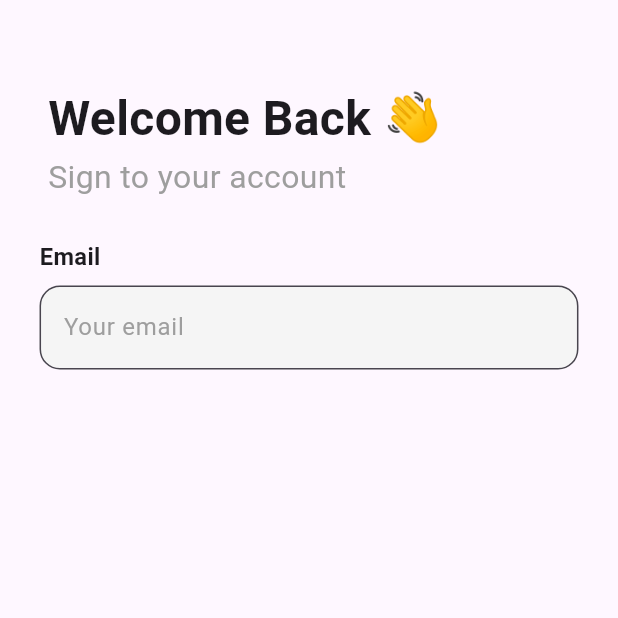
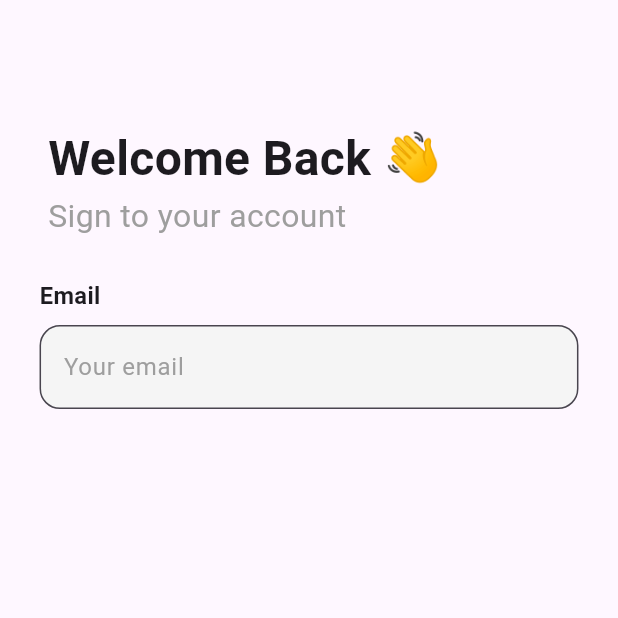
Before and after one commit to NurhayatYurtaslan/bazar_books_mobile_app, a Flutter app: the screen it shows after launch, on a phone screen of 412 x 824 dp, the top half of it. Run offline on Flutter 3.47's test engine with Material 3 defaults, Android fonts, the phone set to English and light mode, and no system bars; our stand-ins replace auto_route, bloc, cloud_firestore, dots_indicator, firebase_auth, firebase_core and 3 more; accounts and stored records are empty.

Commit message:
remove 🔥: signin widget

```diff
--- a/lib/app/views/view_signin/signin_view.dart
+++ b/lib/app/views/view_signin/signin_view.dart
@@ -1,9 +1,12 @@
 import 'package:auto_route/auto_route.dart';
+import 'package:bazar_books_mobile_app/app/views/view_signin/view_model/signin_state.dart';
+import 'package:bazar_books_mobile_app/app/views/view_signin/view_model/signin_view_model.dart';
 import 'package:bazar_books_mobile_app/core/constants/color_constants.dart';
 import 'package:bazar_books_mobile_app/core/extensions/context_extension.dart';
 import 'package:bazar_books_mobile_app/core/widgets/signin_widget.dart';
 import 'package:flutter/material.dart';
 import 'package:flutter/services.dart';
+import 'package:flutter_bloc/flutter_bloc.dart';
 
 @RoutePage()
 class SigninView extends StatelessWidget {
@@ -13,6 +16,10 @@ class SigninView extends StatelessWidget {
   Widget build(BuildContext context) {
     final TextEditingController emailController = TextEditingController();
     final FocusNode emailFocus = FocusNode();
+    return BlocProvider(
+      create: (context) => SigninViewModel(),
+      child: BlocBuilder<SigninViewModel, SigninState>(
+        builder: (context, state) {
           return Scaffold(
             appBar: AppBar(
               systemOverlayStyle: const SystemUiOverlayStyle(
@@ -24,7 +31,37 @@ class SigninView extends StatelessWidget {
               child: SingleChildScrollView(
                 child: Column(
                   children: [
-              const SignInWidget(),
+                    Padding(
+                      padding: EdgeInsets.only(
+                          left: context.constMediumValue,
+                          top: context.mediumValue),
+                      child: Column(
+                        crossAxisAlignment: CrossAxisAlignment
+                            .start, // Ensure alignment to start
+                        children: [
+                          // Welcome Back
+                          Text(
+                            'Welcome Back 👋',
+                            style: TextStyle(
+                              fontSize: context.constMediumValue,
+                              fontWeight: FontWeight.bold,
+                            ),
+                          ),
+                          // Sign to your account
+                          Container(
+                            alignment: Alignment
+                                .centerLeft, // Ensure alignment to the left
+                            child: Text(
+                              "Sign to your account",
+                              textAlign: TextAlign.left,
+                              style: TextStyle(
+                                  color: Colors.grey.shade500,
+                                  fontSize: context.constMediumValue / 1.5),
+                            ),
+                          ),
+                        ],
+                      ),
+                    ),
                     SizedBox(
                       height: context.mediumValue,
                     ),
@@ -46,7 +83,8 @@ class SigninView extends StatelessWidget {
                         ),
                         Padding(
                           padding: EdgeInsets.only(
-                        left: context.mediumValue, right: context.mediumValue),
+                              left: context.mediumValue,
+                              right: context.mediumValue),
                           child: TextFormField(
                             onTap: () {
                               emailFocus.requestFocus();
@@ -75,5 +113,8 @@ class SigninView extends StatelessWidget {
               ),
             ),
           );
+        },
+      ),
+    );
   }
 }
--- a/lib/core/widgets/signin_widget.dart
+++ /dev/null
@@ -1,40 +0,0 @@
-import 'package:bazar_books_mobile_app/core/extensions/context_extension.dart';
-import 'package:flutter/material.dart';
-
-class SignInWidget extends StatelessWidget {
-  const SignInWidget({
-    super.key,
-  });
-
-  @override
-  Widget build(BuildContext context) {
-    return Padding(
-      padding: EdgeInsets.only(left: context.constMediumValue),
-      child: Column(
-        crossAxisAlignment:
-            CrossAxisAlignment.start, // Ensure alignment to start
-        children: [
-          // Welcome Back
-          Text(
-            'Welcome Back 👋',
-            style: TextStyle(
-              fontSize: context.constMediumValue,
-              fontWeight: FontWeight.bold,
-            ),
-          ),
-          // Sign to your account
-          Container(
-            alignment: Alignment.centerLeft, // Ensure alignment to the left
-            child: Text(
-              "Sign to your account",
-              textAlign: TextAlign.left,
-              style: TextStyle(
-                  color: Colors.grey.shade500,
-                  fontSize: context.constMediumValue / 1.5),
-            ),
-          ),
-        ],
-      ),
-    );
-  }
-}
```
Lines whose indentation alone changed are shown as unchanged.
